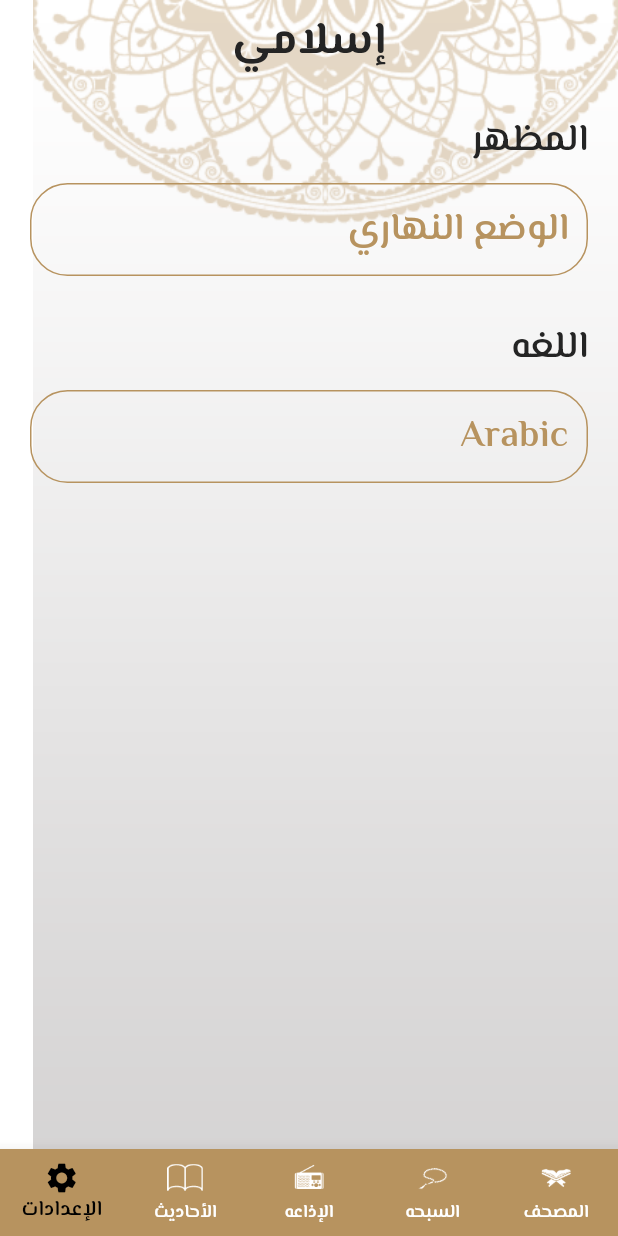
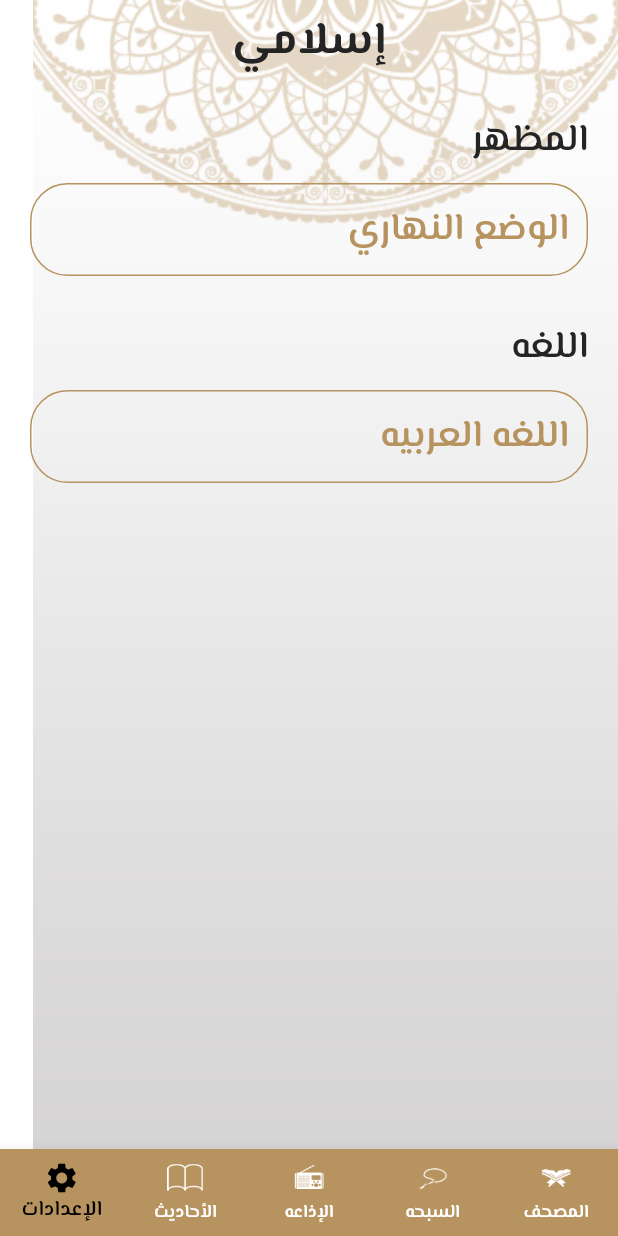
Before and after one commit to RanaGebril/islami, a Flutter app: the screen it shows after launch, item 5 of the bottom bar chosen, on a phone screen of 412 x 824 dp. Run offline on Flutter 3.47's test engine with Material 3 defaults, Android fonts, the phone set to English and light mode, and no system bars; our stand-ins replace easy_localization, google_fonts, shared_preferences.

Commit message:
shared preferences finished

```diff
--- a/lib/main.dart
+++ b/lib/main.dart
@@ -20,7 +20,7 @@ void main() async {
     //fallbackLocale: Locale('en', 'US'),
     child: ChangeNotifierProvider
       (
-      create: (context) => MyProvider(),
+      create: (context) => MyProvider()..getTheme(),
         child: MyApp()),
   ));
 }
--- a/lib/provider/my_provider.dart
+++ b/lib/provider/my_provider.dart
@@ -1,9 +1,28 @@
 import 'package:flutter/material.dart';
+import 'package:shared_preferences/shared_preferences.dart';
 
 class MyProvider extends ChangeNotifier {
   ThemeMode APPTheme = ThemeMode.light;
-  changeTheme(ThemeMode themeMode) {
+
+  //this method asynchronously loads the theme preference from SharedPreferences.
+  getTheme ()async{
+    final SharedPreferences prefs = await SharedPreferences.getInstance();
+    final bool? darkMode = prefs.getBool('isDark'); //
+    if(darkMode != null){
+      if(darkMode){
+        APPTheme = ThemeMode.dark;
+      }
+      else{
+        APPTheme = ThemeMode.light;
+      }
+    }
+
+  }
+
+  changeTheme(ThemeMode themeMode) async{
     APPTheme = themeMode;
+    final SharedPreferences prefs = await SharedPreferences.getInstance();
+    await prefs.setBool('isDark', APPTheme== ThemeMode.dark);//stores the new theme preference in SharedPreferences:
     notifyListeners();
   }
 }
--- a/lib/tabs/Quran_tab.dart
+++ b/lib/tabs/Quran_tab.dart
@@ -323,7 +323,7 @@ class _QuranTabState extends State<QuranTab> {
         Positioned(
           left: 205,
           bottom: 0,
-          height: 469,
+          height: 482,
           child: Container(
             color: provider_object.APPTheme==ThemeMode.dark
                 ?AppColors.yellowColor
--- a/lib/tabs/Sebha_tab.dart
+++ b/lib/tabs/Sebha_tab.dart
@@ -37,9 +37,9 @@ class _SebhaTabState extends State<SebhaTab> {
                         :"assets/images/body of seb7a.png",height: 310,),
                       onTap: () {
                         sebha_provider_object.onTapFunction();
-                        // setState(() {
-                        //
-                        // });
+                         setState(() {
+
+                         });
                       },
                     ),
                   ),
--- a/lib/tabs/Setting_tab.dart
+++ b/lib/tabs/Setting_tab.dart
@@ -85,7 +85,9 @@ class SettingTab extends StatelessWidget {
                         : AppColors.primary,
                   )),
               child: Text(
-                "Arabic",
+                  context.locale == Locale("ar")?
+                      "اللغه العربيه"
+                  : "English",
                 style: Theme.of(context).textTheme.bodyMedium?.copyWith(
                   color:  provider_object.APPTheme == ThemeMode.dark
                       ? AppColors.yellowColor
--- a/pubspec.yaml
+++ b/pubspec.yaml
@@ -39,6 +39,7 @@ dependencies:
   google_fonts: ^6.2.1
   provider: ^6.1.2
   easy_localization: ^3.0.7
+  shared_preferences: ^2.3.2
 
 dev_dependencies:
   flutter_test:
```
Also changed, not shown: lib/provider/sebha_provider.dart (+36 -14 lines), pubspec.lock.
